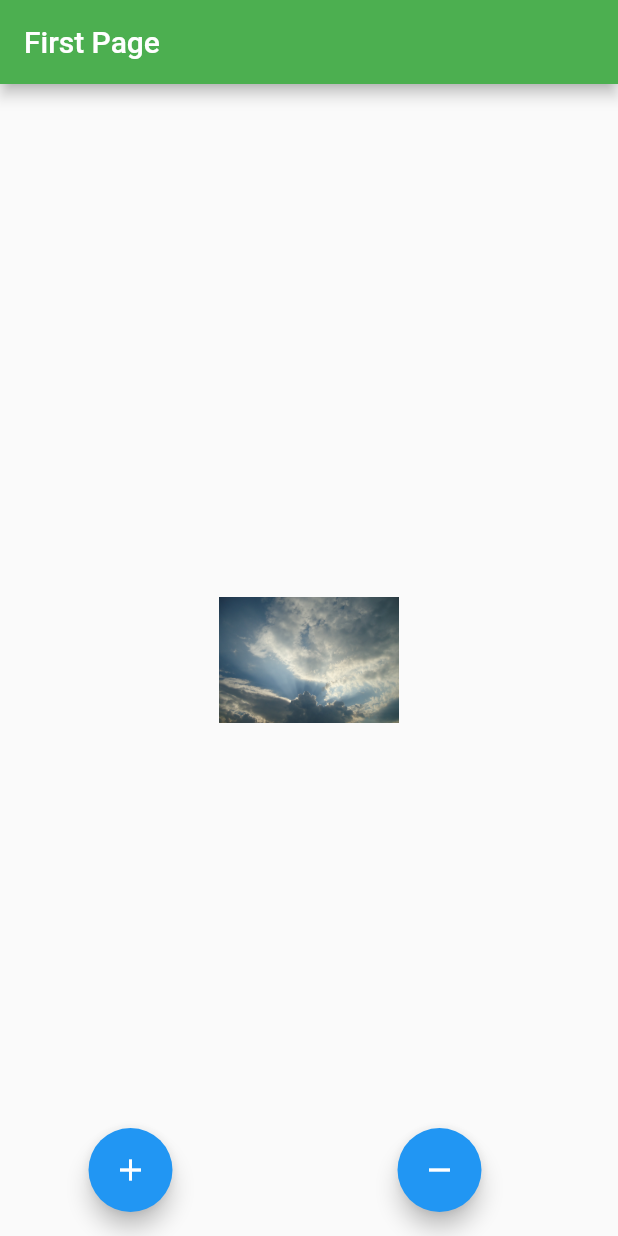
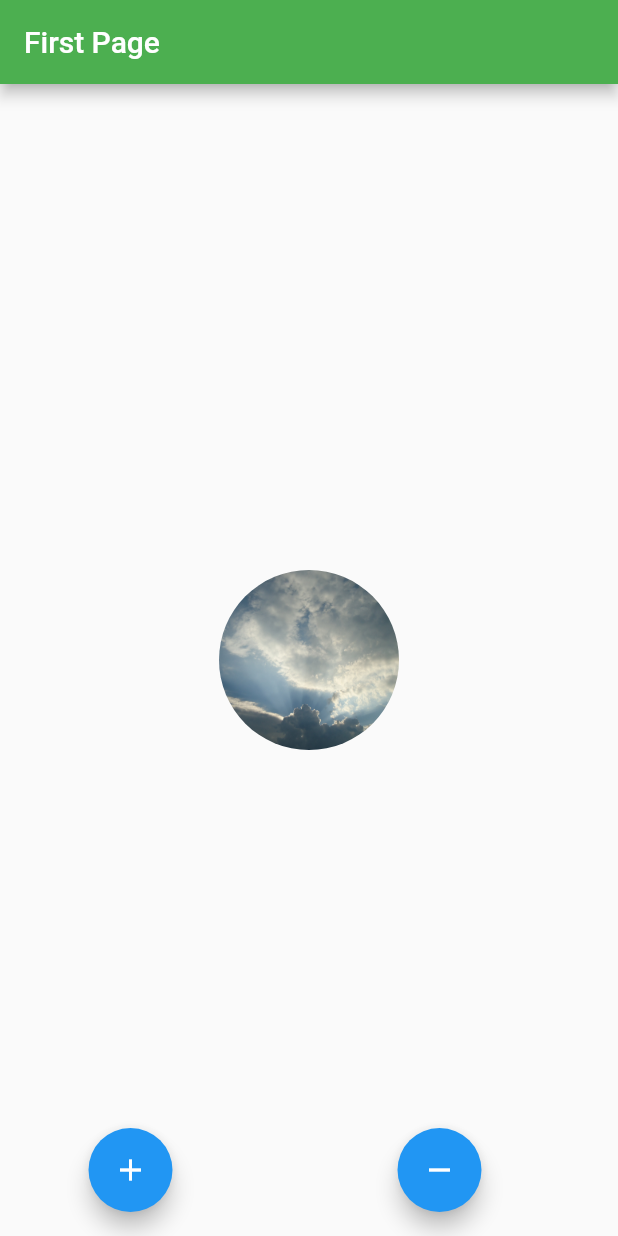
Before and after one commit to maximlev0-9/mobile_exam, a Flutter app: the screen it shows after launch, on a phone screen of 412 x 824 dp. Run offline on Flutter 3.47's test engine with Material 2 defaults, Android fonts, the phone set to English and light mode, and no system bars.

Commit message:
after the end of time added rounded shape and borders to both pages and (+-) done the exam task

```diff
--- a/lib/pages/first_page.dart
+++ b/lib/pages/first_page.dart
@@ -20,6 +20,7 @@ class FirstPage extends StatefulWidget {
 
 class _FirstPageState extends State<FirstPage> {
   final Random random = Random();
+
   // TODO: make image circular
   // TODO: add border color if size is +- equal to 500 - size (in between 240 and 260)
   @override
@@ -49,11 +50,22 @@ class _FirstPageState extends State<FirstPage> {
           onTap: () {
             widget.setShowFirstPage();
           },
-          child: Image(
-            image: const AssetImage("img.jpg"),
-            height: widget.size.toDouble(),
-            width: widget.size.toDouble(),
-          ),
+          child: Container(
+              height: widget.size.toDouble(),
+              width: widget.size.toDouble(),
+              decoration: BoxDecoration(
+                image: const DecorationImage(
+                  fit: BoxFit.cover,
+                  image: const AssetImage("img.jpg"),
+                ),
+                borderRadius: const BorderRadius.all(Radius.circular(1000.0)),
+                border: widget.size >= 290 && widget.size <= 310
+                    ? Border.all(
+                        color: Colors.red,
+                        width: 4,
+                      )
+                    : null,
+              )),
         ),
       ),
     );
--- a/lib/pages/second_page.dart
+++ b/lib/pages/second_page.dart
@@ -57,7 +57,7 @@ class _SecondPageState extends State<SecondPage> {
                   image: AssetImage("img.jpg"),
                 ),
                 borderRadius: const BorderRadius.all(Radius.circular(1000.0)),
-                border: widget.size >= 240 && widget.size <= 260
+                border: widget.size >= 290 && widget.size <= 310
                     ? Border.all(
                         color: Colors.red,
                         width: 4,
```
